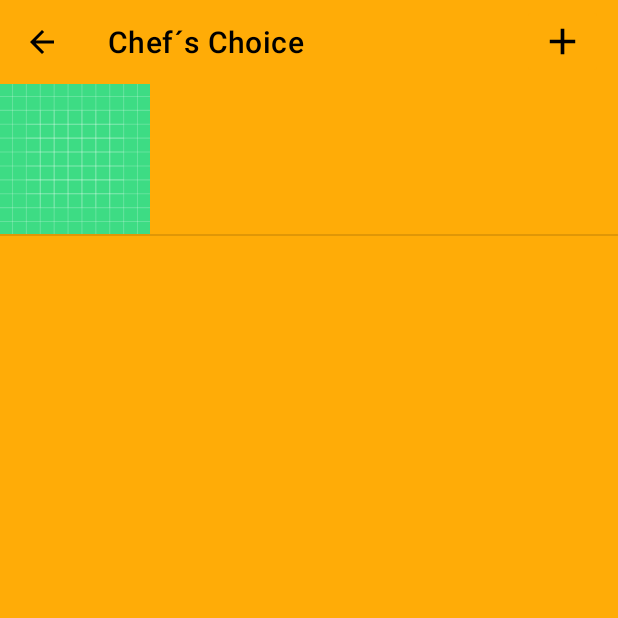
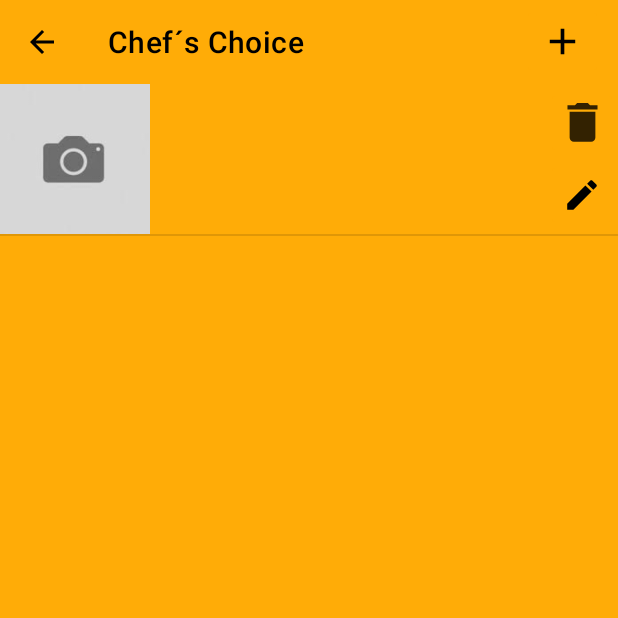
Before and after one commit to Ibot96/ChefsChoice, an Android app: the RezeptUebersicht screen opened directly, with no data from a screen before it, on a phone screen of 412 x 824 dp, the top half of it. Run offline under Robolectric (Android 15) with nearby library versions, the phone set to English and light mode, and no system bars.

Commit message:
implementierung von löschen und bearbeiten der rezepte zwei buttons in rezeptübersicht und detailansicht eingefügt bearbeiten indem daten in die rezepteingabe kopiert werden und man sie ändern kann update auf der db fehlt noch dafür kameraplatzhalter.jpg eingefügt für bilder kleinere änderungen der items in der listview der übersicht

```diff
--- /dev/null
+++ b/app/src/main/java/com/example/chefschoice/Adapter/OnButtonClickListener.java
@@ -0,0 +1,8 @@
+package com.example.chefschoice.Adapter;
+
+import android.view.View;
+
+public interface OnButtonClickListener {
+    void onEditButtonClick(int itemId);
+    void onDeleteButtonClick(int itemId);
+}
--- a/app/src/main/java/com/example/chefschoice/Adapter/RecipeListAdapter.java
+++ b/app/src/main/java/com/example/chefschoice/Adapter/RecipeListAdapter.java
@@ -1,7 +1,11 @@
 package com.example.chefschoice.Adapter;
 
 import android.Manifest;
+import android.animation.Animator;
+import android.animation.AnimatorListenerAdapter;
+import android.animation.ObjectAnimator;
 import android.content.Context;
+import android.content.Intent;
 import android.content.pm.PackageManager;
 import android.graphics.Bitmap;
 import android.graphics.BitmapFactory;
@@ -11,7 +15,9 @@ import android.view.LayoutInflater;
 import android.view.View;
 import android.view.ViewGroup;
 import android.widget.ArrayAdapter;
+import android.widget.ImageButton;
 import android.widget.ImageView;
+import android.widget.ListView;
 import android.widget.TextView;
 
 import androidx.annotation.NonNull;
@@ -19,8 +25,10 @@ import androidx.annotation.Nullable;
 import androidx.core.app.ActivityCompat;
 import androidx.core.content.ContextCompat;
 
+import com.example.chefschoice.Detailansicht;
 import com.example.chefschoice.Model.Recipe;
 import com.example.chefschoice.R;
+import com.example.chefschoice.RezeptEingabe;
 
 import java.io.File;
 import java.util.ArrayList;
@@ -29,6 +37,11 @@ public class RecipeListAdapter extends ArrayAdapter<Recipe> {
 
     private static Context mContext;
     int mResource;
+    private OnButtonClickListener onButtonClickListener;
+
+    public void setOnButtonClickListener(OnButtonClickListener listener){
+        this.onButtonClickListener = listener;
+    }
     public RecipeListAdapter( Context context, int resource, ArrayList<Recipe> objects) {
         super(context, resource, objects);
         mContext = context;
@@ -42,13 +55,28 @@ public class RecipeListAdapter extends ArrayAdapter<Recipe> {
         String bild = getItem(position).getBild();
         String beschreibung = getItem(position).getBeschreibung();
 
-        Recipe rezept = new Recipe(name,beschreibung, bild);
-
         LayoutInflater inflater = LayoutInflater.from(mContext);
         convertView = inflater.inflate(mResource, parent,false);
 
+        ImageButton deleteButton = convertView.findViewById(R.id.deleteRecipe);
+        ImageButton editButton = convertView.findViewById(R.id.editRecipe);
 
-        ImageView imageView =  (ImageView) convertView.findViewById(R.id.bild);
+        editButton.setOnClickListener(v -> {
+            if (onButtonClickListener != null){
+                onButtonClickListener.onEditButtonClick(getItem(position).getId());
+            }
+        });
+        deleteButton.setOnClickListener(v -> {
+            if (onButtonClickListener != null){
+                onButtonClickListener.onDeleteButtonClick(getItem(position).getId());
+                remove(getItem(position));
+                notifyDataSetChanged();
+            }
+        });
+
+
+
+        ImageView imageView =  convertView.findViewById(R.id.bild);
         Bitmap imgBitmap = getBitmapForView("/storage/emulated/0/Pictures/IMG_20231102_072525.jpg");
 
            if (imgBitmap != null){
--- a/app/src/main/java/com/example/chefschoice/DAO/RecipeDAOImpl.java
+++ b/app/src/main/java/com/example/chefschoice/DAO/RecipeDAOImpl.java
@@ -77,8 +77,8 @@ public class RecipeDAOImpl implements RecipeDAO{
 
     @Override
     public void deleteRecipe(int id) {
-        //todo delete Rezept
         db.delete("Rezepte","ID"+"=?",new String[]{String.valueOf(id)});
+        db.delete("Zutaten", "RezeptID"+"=?",new String[]{String.valueOf(id)});
     }
 
     @Override
@@ -98,4 +98,5 @@ public class RecipeDAOImpl implements RecipeDAO{
 
 
 
+
 }
--- a/app/src/main/java/com/example/chefschoice/RezeptUebersicht.java
+++ b/app/src/main/java/com/example/chefschoice/RezeptUebersicht.java
@@ -17,6 +17,7 @@ import androidx.appcompat.widget.Toolbar;
 import androidx.core.app.ActivityCompat;
 import androidx.core.content.ContextCompat;
 
+import com.example.chefschoice.Adapter.OnButtonClickListener;
 import com.example.chefschoice.Adapter.RecipeListAdapter;
 import com.example.chefschoice.DAO.RecipeDAO;
 import com.example.chefschoice.DAO.RecipeDAOImpl;
@@ -26,7 +27,7 @@ import com.example.chefschoice.Model.Recipe;
 import java.util.ArrayList;
 import java.util.List;
 
-public class RezeptUebersicht extends AppCompatActivity {
+public class RezeptUebersicht extends AppCompatActivity implements OnButtonClickListener {
 
     private ListView liste;
     private RecipeDAOImpl recipeDAO;
@@ -34,6 +35,7 @@ public class RezeptUebersicht extends AppCompatActivity {
     private ArrayList<Recipe> rezepte;
     private androidx.appcompat.widget.Toolbar toolbar;
     private ImageButton zuRezepteingabe;
+    private RecipeListAdapter adapter;
 
     @Override
     protected void onCreate(@Nullable Bundle savedInstanceState) {
@@ -59,24 +61,34 @@ public class RezeptUebersicht extends AppCompatActivity {
 
 
 
-        RecipeListAdapter adapter = new RecipeListAdapter(this, R.layout.list_adapter, rezepte);
-
+        adapter = new RecipeListAdapter(this, R.layout.list_adapter, rezepte);
+        adapter.setOnButtonClickListener(this);
         liste.setAdapter(adapter);
 
-        liste.setOnItemClickListener(new AdapterView.OnItemClickListener() {
-            @Override
-            public void onItemClick(AdapterView<?> parent, View view, int position, long id) {
-                Recipe seletedRecipe = (Recipe) liste.getItemAtPosition(position);
-                int recipeId = seletedRecipe.getId();
+        liste.setOnItemClickListener((parent, view, position, id) -> {
+            Recipe seletedRecipe = (Recipe) liste.getItemAtPosition(position);
+            int recipeId = seletedRecipe.getId();
 
-                Intent intent = new Intent(RezeptUebersicht.this, Detailansicht.class);
-                intent.putExtra("selctedRecipe", recipeId);
-                startActivity(intent);
-            }
+            Intent intent = new Intent(RezeptUebersicht.this, Detailansicht.class);
+            intent.putExtra("selctedRecipe", recipeId);
+            startActivity(intent);
         });
+
     }
     public boolean onOptionsItemSelected(MenuItem item){
         finish();
         return true;
     }
+
+    @Override
+    public void onEditButtonClick(int itemId) {
+        Intent intent = new Intent(RezeptUebersicht.this, RezeptEingabe.class);
+        intent.putExtra("id", itemId);
+        startActivity(intent);
+    }
+
+    @Override
+    public void onDeleteButtonClick(int itemId) {
+        recipeDAO.deleteRecipe(itemId);
+    }
 }
--- /dev/null
+++ b/app/src/main/res/drawable-anydpi/deleteicon.xml
@@ -0,0 +1,16 @@
+<vector xmlns:android="http://schemas.android.com/apk/res/android"
+    android:width="35dp"
+    android:height="35dp"
+    android:viewportWidth="24"
+    android:viewportHeight="24"
+    android:tint="#000000"
+    android:alpha="0.8">
+  <group android:scaleX="0.9716599"
+      android:scaleY="0.9716599"
+      android:translateX="0.34008098"
+      android:translateY="-0.14574899">
+    <path
+        android:fillColor="@android:color/white"
+        android:pathData="M6,19c0,1.1 0.9,2 2,2h8c1.1,0 2,-0.9 2,-2V7H6v12zM19,4h-3.5l-1,-1h-5l-1,1H5v2h14V4z"/>
+  </group>
+</vector>
--- a/app/src/main/res/drawable/edit_icon_foreground.xml
+++ b/app/src/main/res/drawable/edit_icon_foreground.xml
@@ -1,6 +1,6 @@
 <vector xmlns:android="http://schemas.android.com/apk/res/android"
-    android:width="30dp"
-    android:height="30dp"
+    android:width="45dp"
+    android:height="45dp"
     android:viewportWidth="24"
     android:viewportHeight="24"
     android:tint="#000000">
--- a/app/src/main/res/layout/list_adapter.xml
+++ b/app/src/main/res/layout/list_adapter.xml
@@ -1,25 +1,69 @@
 <?xml version="1.0" encoding="utf-8"?>
-<LinearLayout xmlns:android="http://schemas.android.com/apk/res/android"
+<androidx.constraintlayout.widget.ConstraintLayout xmlns:android="http://schemas.android.com/apk/res/android"
+    xmlns:app="http://schemas.android.com/apk/res-auto"
     android:layout_width="match_parent"
-    android:layout_height="match_parent">
+    android:layout_height="match_parent"
+    android:descendantFocusability="blocksDescendants"
+    >
 
     <ImageView
         android:id="@+id/bild"
         android:layout_width="100dp"
         android:layout_height="100dp"
-        android:src="@drawable/ic_launcher_background"
-        android:scaleType="centerCrop">
-    </ImageView>
+        android:scaleType="centerCrop"
+        android:src="@drawable/kameraplatzhalter"
+        app:layout_constraintBottom_toBottomOf="parent"
+        app:layout_constraintStart_toStartOf="parent"
+        app:layout_constraintTop_toTopOf="parent"/>
 
     <TextView
         android:id="@+id/text"
-        android:layout_width="match_parent"
+        android:layout_width="wrap_content"
         android:layout_height="100dp"
         android:gravity="center"
-        android:textSize="24sp"
         android:text="Test"
         android:textColor="@color/black"
-       >
+        android:textSize="24sp"
+        app:layout_constraintBottom_toBottomOf="parent"
+        app:layout_constraintEnd_toStartOf="@+id/linearLayout"
+        app:layout_constraintStart_toEndOf="@+id/bild"
+        app:layout_constraintTop_toTopOf="parent" />
 
-    </TextView>
-</LinearLayout>
+    <LinearLayout
+        android:id="@+id/linearLayout"
+        android:layout_width="wrap_content"
+        android:layout_height="wrap_content"
+        android:orientation="vertical"
+        app:layout_constraintBottom_toBottomOf="parent"
+        app:layout_constraintEnd_toEndOf="parent"
+        app:layout_constraintTop_toTopOf="parent">
+
+        <ImageButton
+            android:id="@+id/deleteRecipe"
+            android:layout_width="48dp"
+            android:layout_height="48dp"
+            android:layout_gravity="top"
+            android:backgroundTint="?attr/colorPrimaryDark"
+            android:src="@drawable/deleteicon"
+            android:contentDescription="Rezept Löschen"
+            android:focusable="false"
+            android:focusableInTouchMode="false"
+            android:clickable="false"/>
+
+        <ImageButton
+            android:id="@+id/editRecipe"
+            android:layout_width="48dp"
+            android:layout_height="48dp"
+            android:layout_gravity="center_vertical"
+            android:backgroundTint="?attr/colorPrimaryDark"
+            android:src="@drawable/edit_icon_foreground"
+            android:contentDescription="Rezept bearbeiten"
+            android:focusable="false"
+            android:focusableInTouchMode="false"
+            android:clickable="false"/>
+
+    </LinearLayout>
+
+
+
+</androidx.constraintlayout.widget.ConstraintLayout>
--- a/app/src/main/res/layout/rezept_uebersicht.xml
+++ b/app/src/main/res/layout/rezept_uebersicht.xml
@@ -30,6 +30,7 @@
             android:layout_gravity="end"
             android:backgroundTint="?attr/colorPrimaryDark"
             android:layout_marginRight="10dp"
+            android:contentDescription="addRecipe"
             />
     </androidx.appcompat.widget.Toolbar>
 
```
Also changed, not shown: app/src/main/java/com/example/chefschoice/Detailansicht.java (+14 -2 lines), app/src/main/java/com/example/chefschoice/RezeptEingabe.java (+53 -24 lines), app/src/main/res/layout/detail_page.xml (+24 -1 lines), app/src/main/res/drawable-hdpi/deleteicon.png (added), app/src/main/res/drawable-mdpi/deleteicon.png (added), app/src/main/res/drawable-xhdpi/deleteicon.png (added), app/src/main/res/drawable-xxhdpi/deleteicon.png (added), app/src/main/res/drawable/kameraplatzhalter.jpg (added).
